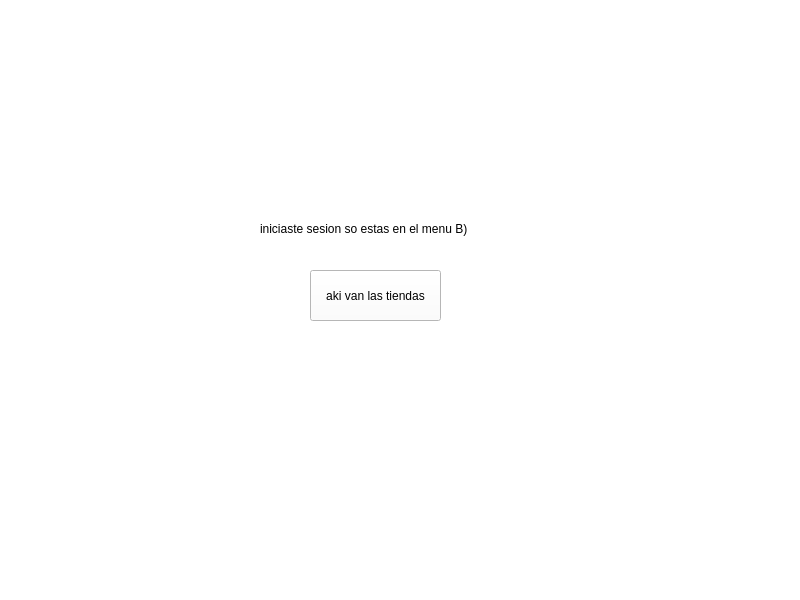
Above: pantalla_principal.ui from barreto-exe/Delivender before the change. Below: the same form after it.
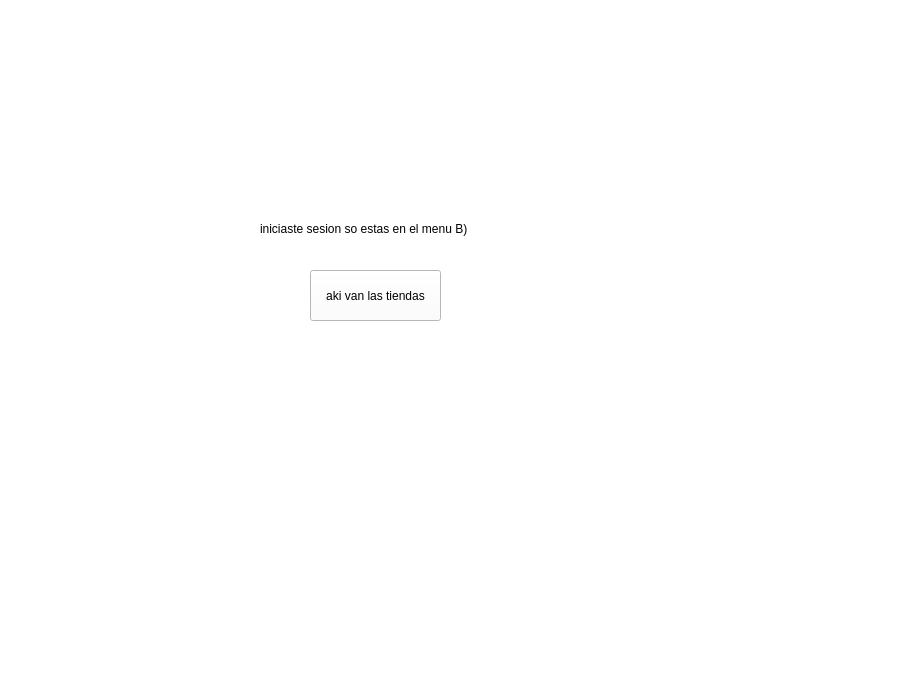
That is the form after the change.

```diff
--- a/pantalla_principal.ui
+++ b/pantalla_principal.ui
@@ -6,8 +6,8 @@
    <rect>
     <x>0</x>
     <y>0</y>
-    <width>800</width>
-    <height>600</height>
+    <width>900</width>
+    <height>680</height>
    </rect>
   </property>
   <property name="windowTitle">
@@ -18,8 +18,8 @@
     <rect>
      <x>0</x>
      <y>0</y>
-     <width>800</width>
-     <height>600</height>
+     <width>900</width>
+     <height>680</height>
     </rect>
    </property>
    <property name="styleSheet">
@@ -55,6 +55,17 @@
       <string>aki van las tiendas</string>
      </property>
     </widget>
+    <widget class="QWidget" name="gridLayoutWidget">
+     <property name="geometry">
+      <rect>
+       <x>10</x>
+       <y>390</y>
+       <width>821</width>
+       <height>271</height>
+      </rect>
+     </property>
+     <layout class="QGridLayout" name="provLayout"/>
+    </widget>
    </widget>
   </widget>
  </widget>
```
